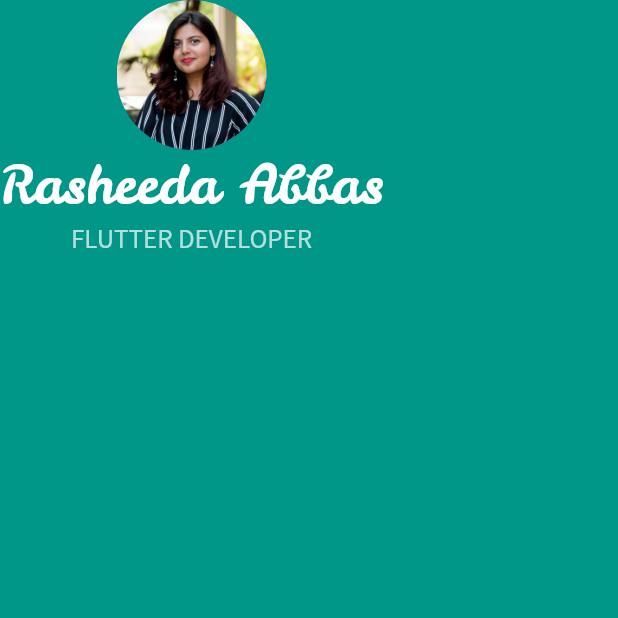
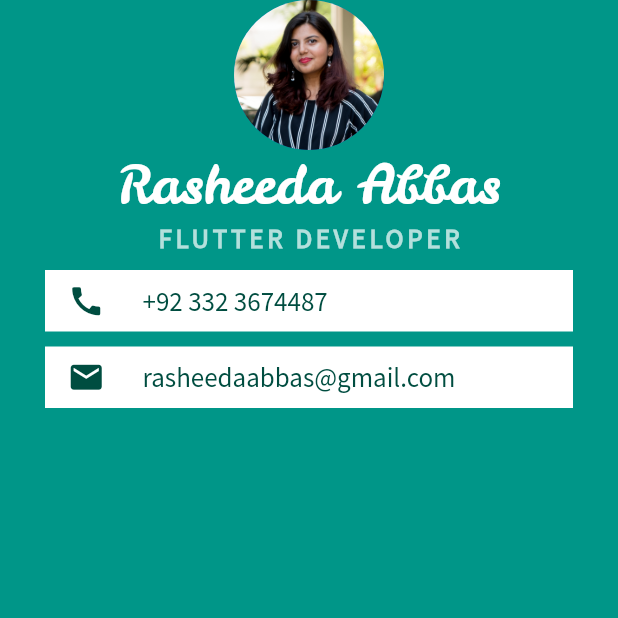
Before and after one commit to rasheeda5/App-MiCard, a Flutter app: the screen it shows after launch, on a phone screen of 412 x 824 dp, the top half of it. Run offline on Flutter 3.47's test engine with Material 2 defaults, Android fonts, the phone set to English and light mode, and no system bars.

Commit message:
added number and email cards with details

```diff
--- a/lib/main.dart
+++ b/lib/main.dart
@@ -12,6 +12,7 @@ class MyApp extends StatelessWidget {
       home: Scaffold(
         backgroundColor: Colors.teal,
         body: SafeArea(
+          child: Center(
             child: Column(
               children: <Widget>[
                 CircleAvatar(
@@ -32,9 +33,74 @@ class MyApp extends StatelessWidget {
                   style: TextStyle(
                       fontSize: 18.0,
                       color: Colors.white70,
-                    fontFamily: 'SourceSans'),
+                      fontFamily: 'SourceSans',
+                      letterSpacing: 2.5,
+                      fontWeight: FontWeight.w600),
+                ),
+                Container(
+                  //width: 200.0,
+                  margin: EdgeInsets.symmetric(
+                    vertical: 10.0,
+                    horizontal: 30.0,
+                  ),
+                  padding: EdgeInsets.symmetric(
+                    vertical: 8.0,
+                    horizontal: 15.0,
+                  ),
+                  color: Colors.white,
+                  child: Row(
+                    children: <Widget>[
+                      Icon(
+                        Icons.call,
+                        color: Colors.teal[900],
+                        size: 25.0,
+                      ),
+                      SizedBox(
+                        width: 25.0,
+                      ),
+                      Text(
+                        '+92 332 3674487',
+                        style: TextStyle(
+                            fontFamily: 'SourceSans',
+                            color: Colors.teal[900],
+                            fontSize: 18.0),
+                      )
+                    ],
+                  ),
+                ),
+                Container(
+                  //width: 200.0,
+                  margin: EdgeInsets.symmetric(
+                    vertical: 0,
+                    horizontal: 30.0,
+                  ),
+                  padding: EdgeInsets.symmetric(
+                    vertical: 8.0,
+                    horizontal: 15.0,
+                  ),
+                  color: Colors.white,
+                  child: Row(
+                    children: <Widget>[
+                      Icon(
+                        Icons.email,
+                        color: Colors.teal[900],
+                        size: 25.0,
+                      ),
+                      SizedBox(
+                        width: 25.0,
+                      ),
+                      Text(
+                        'rasheedaabbas@gmail.com',
+                        style: TextStyle(
+                            fontFamily: 'SourceSans',
+                            color: Colors.teal[900],
+                            fontSize: 18.0),
+                      )
+                    ],
+                  ),
                 ),
               ],
+            ),
           ),
         ),
       ),
```
Lines whose indentation alone changed are shown as unchanged.
